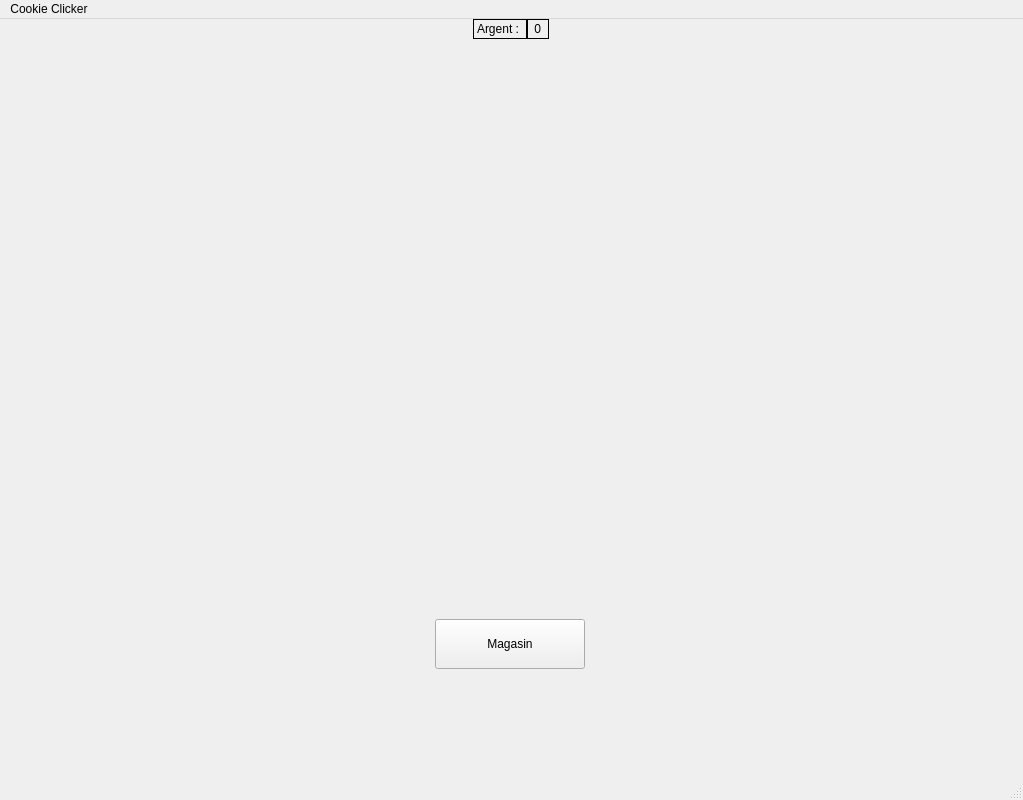
SimonBach1/QtProject, file CookieClicker2/cookieclicker2.ui: the form before one commit.
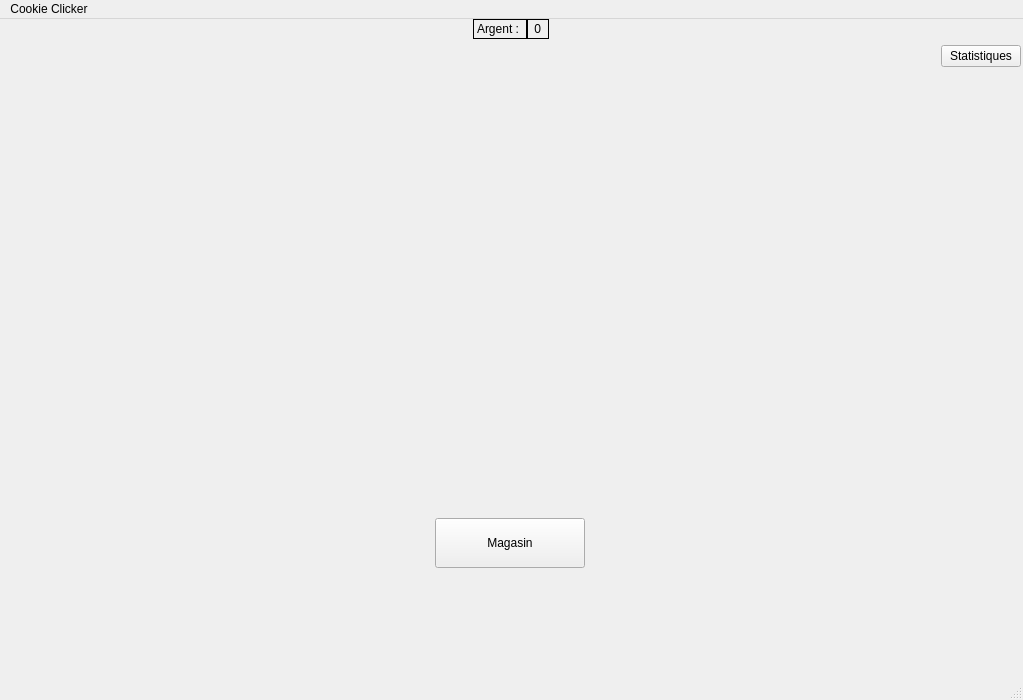
The form after the commit.

Commit message: page statistique + graphique

The edit to the form file:
```diff
--- a/CookieClicker2/cookieclicker2.ui
+++ b/CookieClicker2/cookieclicker2.ui
@@ -7,7 +7,7 @@
     <x>0</x>
     <y>0</y>
     <width>1023</width>
-    <height>800</height>
+    <height>700</height>
    </rect>
   </property>
   <property name="windowTitle">
@@ -26,7 +26,7 @@
       <x>0</x>
       <y>0</y>
       <width>1021</width>
-      <height>751</height>
+      <height>650</height>
      </rect>
     </property>
     <layout class="QVBoxLayout" name="mainLayout">
@@ -111,20 +111,34 @@
       </layout>
      </item>
      <item>
-      <spacer name="verticalSpacer">
+      <layout class="QHBoxLayout" name="horizontalLayout">
+       <property name="topMargin">
+        <number>0</number>
+       </property>
+       <property name="rightMargin">
+        <number>0</number>
+       </property>
+       <item>
+        <spacer name="horizontalSpacer_7">
        <property name="orientation">
-        <enum>Qt::Vertical</enum>
-       </property>
-       <property name="sizeType">
-        <enum>QSizePolicy::Fixed</enum>
+          <enum>Qt::Horizontal</enum>
        </property>
        <property name="sizeHint" stdset="0">
         <size>
-         <width>20</width>
-         <height>50</height>
+           <width>40</width>
+           <height>20</height>
         </size>
        </property>
       </spacer>
+       </item>
+       <item>
+        <widget class="QPushButton" name="statButton">
+         <property name="text">
+          <string>Statistiques</string>
+         </property>
+        </widget>
+       </item>
+      </layout>
      </item>
      <item>
       <layout class="QHBoxLayout" name="ImageLayout">
```
Lines whose indentation alone changed are shown as unchanged. The commit also changes 6 other files.
